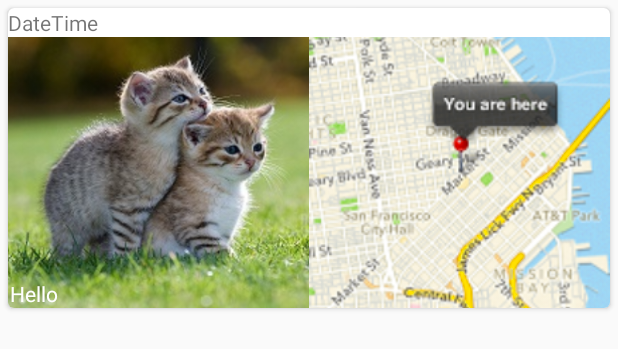
After one commit to harmittaa/LukeApp, an Android app: the layout card_view_template.xml on its own in the app's theme, with its tools: preview values and no code run, on a phone screen of 412 x 824 dp. The commit adds this screen. Shown: the top 349 px of the screen. Run offline under Robolectric (Android 15) with nearby library versions, the phone set to English and light mode, and no system bars.

Commit message:
User Submission List in CardView with Dummy info. Open in My Finding

```diff
--- a/app/build.gradle
+++ b/app/build.gradle
@@ -32,10 +32,12 @@ dependencies {
     compile 'com.intellij:annotations:+@jar'
     compile 'com.android.support:design:24.2.1'
     compile 'com.android.support:cardview-v7:24.2.1'
+    compile 'com.android.support:recyclerview-v7:24.2.1'
     compile 'org.osmdroid:osmdroid-android:5.5:release@aar'
     compile 'com.android.support:design:24.2.1'
     compile 'com.android.support:support-v4:24.2.1'
     compile 'com.auth0.android:lock:2.0.0'
     testCompile 'junit:junit:4.12'
     compile 'com.android.support.constraint:constraint-layout:1.0.0-beta3'
+    compile 'com.google.android.gms:play-services-maps:9.8.0'
 }
--- a/app/src/main/AndroidManifest.xml
+++ b/app/src/main/AndroidManifest.xml
@@ -8,6 +8,8 @@
     <uses-permission android:name="android.permission.ACCESS_NETWORK_STATE" />
     <uses-permission android:name="android.permission.INTERNET" />
     <uses-permission android:name="android.permission.WRITE_EXTERNAL_STORAGE" />
+
+    <uses-feature android:name="android.hardware.location.gps" />
 
     <application
         android:allowBackup="true"
--- /dev/null
+++ b/app/src/main/res/layout/card_view_template.xml
@@ -0,0 +1,72 @@
+<?xml version="1.0" encoding="utf-8"?>
+<android.support.v7.widget.CardView xmlns:android="http://schemas.android.com/apk/res/android"
+    xmlns:card_view="http://schemas.android.com/apk/res-auto"
+    xmlns:tools="http://schemas.android.com/tools"
+    android:id="@+id/card_view"
+    android:layout_width="match_parent"
+    android:layout_height="200dp"
+    android:layout_margin="5dp"
+    card_view:cardCornerRadius="4dp"
+    android:elevation="24dp"
+    android:clickable="true"
+    android:background="#8000"
+    android:foreground="?android:attr/selectableItemBackground">
+
+
+    <LinearLayout
+        android:orientation="vertical"
+        android:layout_width="match_parent"
+        android:layout_height="match_parent">
+
+        <TextView
+            android:text="DateTime"
+            android:layout_width="match_parent"
+            android:layout_height="wrap_content"
+            android:id="@+id/postDate" />
+
+        <RelativeLayout
+            android:orientation="horizontal"
+            android:layout_width="match_parent"
+            android:id="@+id/wraping"
+            android:layout_height="match_parent">
+
+            <LinearLayout
+                android:orientation="horizontal"
+                android:layout_width="match_parent"
+                android:layout_height="match_parent">
+
+                <ImageView
+                    android:layout_weight="1"
+                    android:layout_height="match_parent"
+                    card_view:srcCompat="@drawable/picture"
+                    android:id="@+id/picture"
+                    android:scaleType="centerCrop"
+                    android:layout_width="0dip" />
+
+                <ImageView
+                    android:layout_width="0dip"
+                    android:layout_height="match_parent"
+                    android:layout_weight="1"
+                    card_view:srcCompat="@drawable/map"
+                    android:id="@+id/map"
+                    android:scaleType="centerCrop"/>
+
+            </LinearLayout>
+
+            <TextView
+                android:id="@+id/postContent"
+                android:layout_width="match_parent"
+                android:layout_height="wrap_content"
+                android:text="Hello"
+                android:textColor="#FFFFFF"
+                android:gravity="bottom|fill_horizontal"
+                android:layout_marginLeft="1dp"
+                android:layout_marginRight="1dp"
+                android:layout_alignParentBottom="true"
+                android:layout_alignParentStart="true"
+                android:layout_weight="1" />
+
+        </RelativeLayout>
+
+    </LinearLayout>
+</android.support.v7.widget.CardView>
--- a/app/src/main/res/menu/main_drawer.xml
+++ b/app/src/main/res/menu/main_drawer.xml
@@ -13,9 +13,13 @@
             android:id="@+id/leaderboard"
             android:title="Leaderboard" />
         <item
+            android:id="@+id/picture"
+            android:title="Add a picture"/>
+        <item
             android:id="@+id/notification"
             app:actionLayout="@layout/notification_switch"
             android:title="Notification" />
+
     </group>
 
     <item android:title="Communicate">
--- a/app/src/main/res/values/strings.xml
+++ b/app/src/main/res/values/strings.xml
@@ -3,7 +3,8 @@
 
     <string name="drawer_open">Open navigation drawer</string>
     <string name="drawer_close">Close navigation drawer</string>
-
+    <string name="text_test">Lorem ipsum dolor sit amet, consectetur adipiscing elit.
+        Nunc nec placerat arcu, in sollicitudin nulla.</string>
     <string name="title_activity_login">Sign in</string>
 
     <!-- Strings related to login -->
```
Also changed, not shown: app/src/main/java/com/luke/lukef/lukeapp/CardViewAdapter.java (added, +70 -0 lines), app/src/main/java/com/luke/lukef/lukeapp/MainActivity.java (+6 -2 lines), app/src/main/java/com/luke/lukef/lukeapp/fragments/MapFragment.java (+6 -6 lines), app/src/main/java/com/luke/lukef/lukeapp/fragments/UserSubmissionFragment.java (+47 -1 lines), app/src/main/java/com/luke/lukef/lukeapp/model/Submission.java (+11 -1 lines), app/src/main/res/layout/fragment_user_submission.xml (+14 -8 lines), app/src/main/res/drawable/map.png (added), app/src/main/res/drawable/picture.jpg (added), app/src/main/res/layout/content_main.xml (line endings or trailing spaces).
